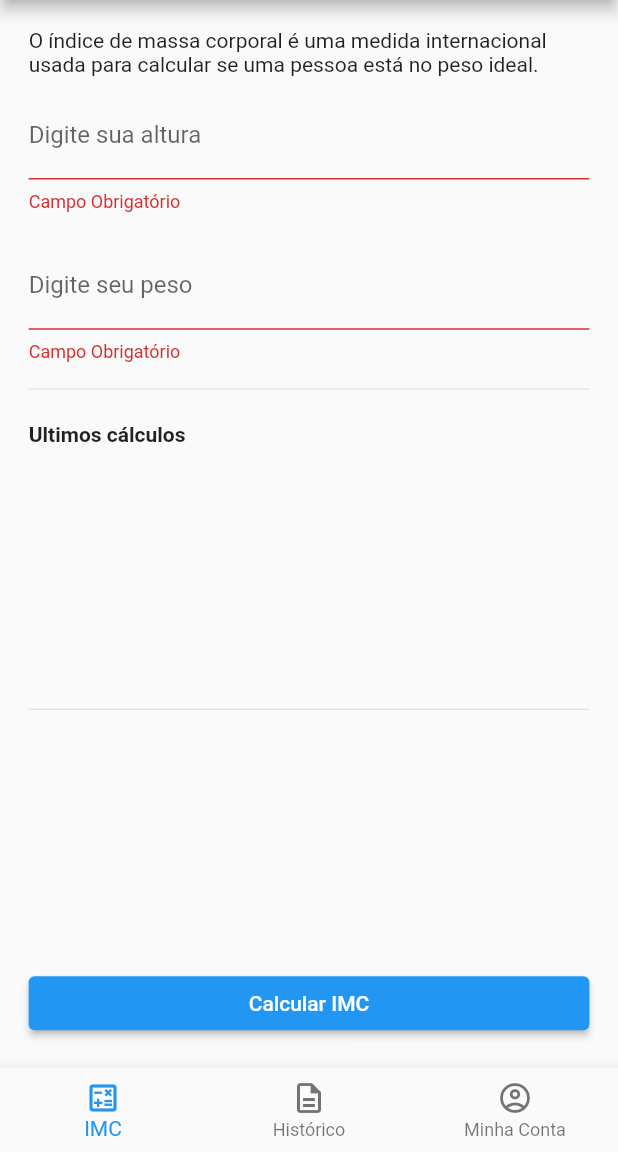
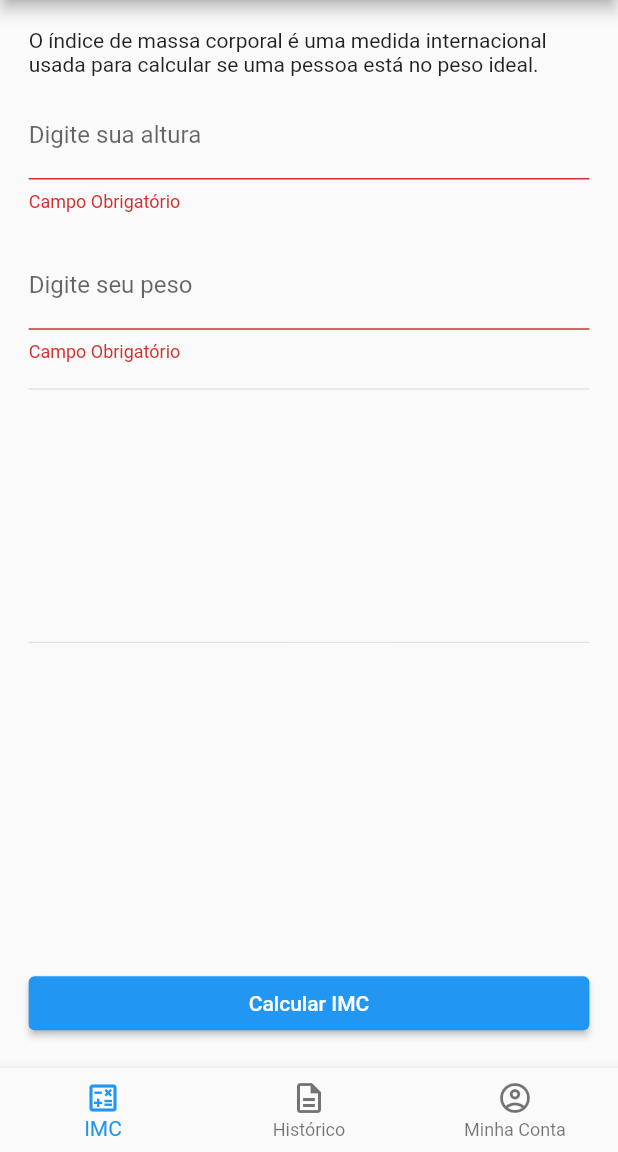
Before and after one commit to AndreDrummer/Imc, a Flutter app: the screen it shows after launch, after a tap on "Calcular IMC", on a phone screen of 412 x 824 dp, the part 84-1236 px from its top. Run offline on Flutter 3.47's test engine with Material 2 defaults, Android fonts, the phone set to English and light mode, and no system bars; our stand-ins replace extended_masked_text, flutter_bloc, flutter_screenutil, font_awesome_flutter, hive, hive_flutter; accounts and stored records are empty.

Commit message:
removing Ultimos Calculos strings from screen when is Empty

```diff
--- a/lib/presentation/android/views/form_screen.dart
+++ b/lib/presentation/android/views/form_screen.dart
@@ -43,17 +43,6 @@ class AndroidFormScreen extends StatelessWidget {
                       ),
                       Divider(),
                       Padding(
-                        padding: EdgeInsets.symmetric(
-                          vertical: 12.0.h,
-                        ),
-                        child: const Text(
-                          AppStrings.lastCalcs,
-                          style: TextStyle(
-                            fontWeight: FontWeight.w600,
-                          ),
-                        ),
-                      ),
-                      Padding(
                         padding: EdgeInsets.symmetric(horizontal: 12.0.h),
                         child: LastCalcs(),
                       ),
@@ -96,10 +85,29 @@ class LastCalcs extends StatelessWidget {
 
   @override
   Widget build(BuildContext context) {
+    var imcHistoryProvider = context.read<IMCHistoryCubit>();
+    var isNotEmpty = imcHistoryProvider.subListImcHistory().isNotEmpty;
+
     return FutureBuilder(
-      future: context.read<IMCHistoryCubit>().loadIMCHistoryFromStorage(),
+      future: imcHistoryProvider.loadIMCHistoryFromStorage(),
       builder: (context, snpshot) {
-        return Container(
+        return Column(
+          children: [
+            Visibility(
+              visible: isNotEmpty,
+              child: Padding(
+                padding: EdgeInsets.symmetric(
+                  vertical: 12.0.h,
+                ),
+                child: const Text(
+                  AppStrings.lastCalcs,
+                  style: TextStyle(
+                    fontWeight: FontWeight.w600,
+                  ),
+                ),
+              ),
+            ),
+            Container(
               height: 128.0.h,
               child: ListView(
                 children: context
@@ -109,6 +117,8 @@ class LastCalcs extends StatelessWidget {
                     .map((imcItem) => HistoryItem(imc: imcItem))
                     .toList(),
               ),
+            ),
+          ],
         );
       },
     );
```
Lines whose indentation alone changed are shown as unchanged.
